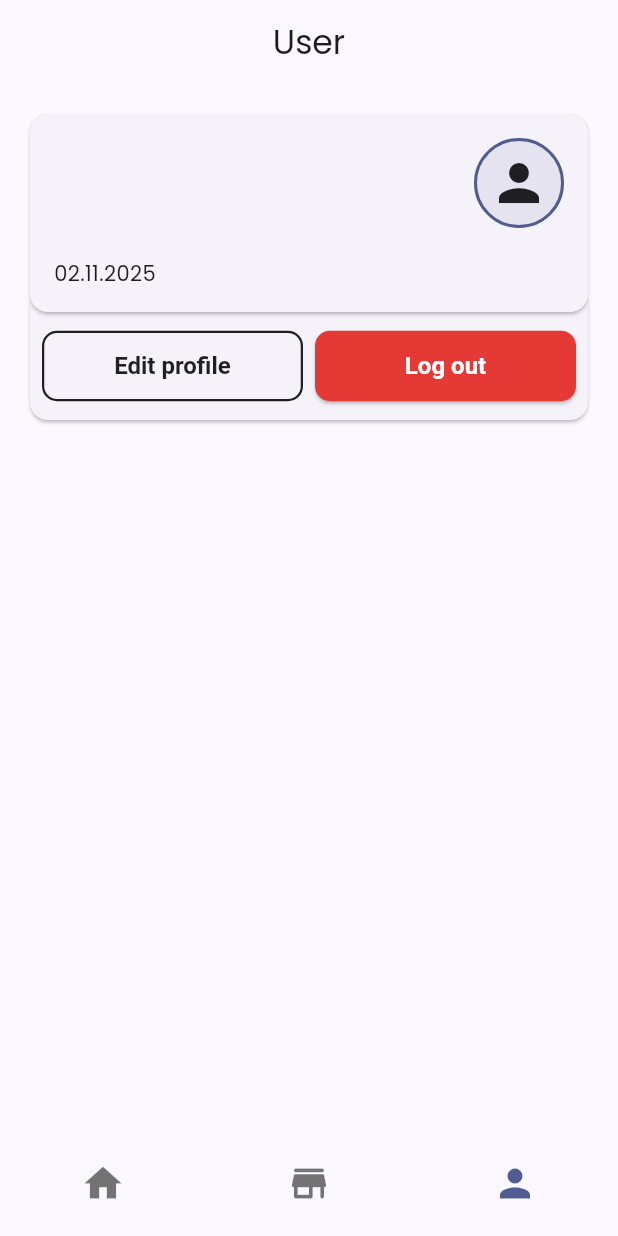
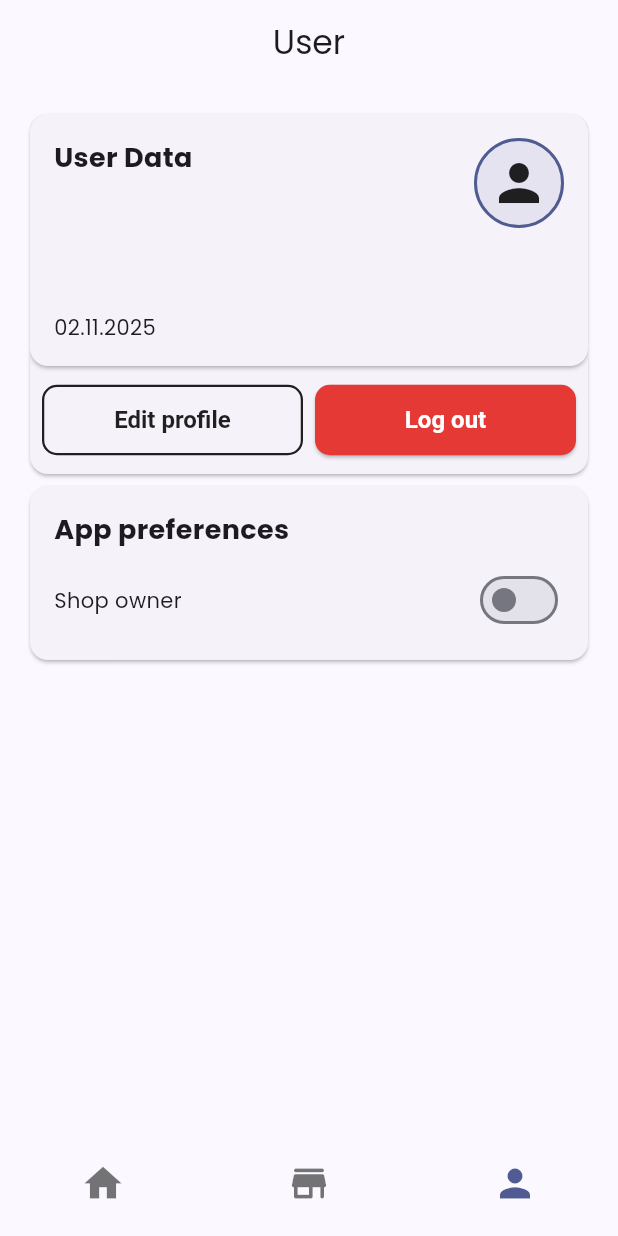
Before and after one commit to mateicrainiceanu/fidelify-flutter-client, a Flutter app: the Dash screen opened by its route, item 3 of the bottom bar chosen, on a phone screen of 412 x 824 dp. Run offline on Flutter 3.47's test engine with Material 3 defaults, Android fonts, the phone set to English and light mode, and no system bars; drawn by our look-alikes of toastification; our stand-ins replace dio, flutter_secure_storage, google_fonts, logger; accounts and stored records are empty.

Commit message:
UI Refactor + App preferences

```diff
--- /dev/null
+++ b/lib/screens/dash/user/app_preferences.dart
@@ -0,0 +1,43 @@
+import 'package:fidelify_client/widgets/preference_switch_row.dart';
+import 'package:fidelify_client/widgets/titles.dart';
+import 'package:flutter/material.dart';
+
+class AppPreferences extends StatefulWidget {
+  const AppPreferences({super.key});
+
+  @override
+  State<AppPreferences> createState() => _AppPreferencesState();
+}
+
+class _AppPreferencesState extends State<AppPreferences> {
+
+  bool _shopOwner = false;
+
+  void _shopOwnerToggle(bool newVal) {
+    setState(() {
+      _shopOwner = newVal;
+    });
+  }
+
+  @override
+  Widget build(BuildContext context) {
+    return Container(
+      width: double.infinity,
+      padding: const EdgeInsets.all(16),
+      child: Column(
+        crossAxisAlignment: CrossAxisAlignment.start,
+        spacing: 10,
+        children: [
+          const H3Title("App preferences"),
+
+          PreferenceSwitchRow(
+              title: "Shop owner",
+              value: _shopOwner,
+              onChanged: _shopOwnerToggle
+          ),
+
+        ],
+      )
+    );
+  }
+}
--- a/lib/screens/dash/user/user_data_card.dart
+++ b/lib/screens/dash/user/user_data_card.dart
@@ -1,6 +1,7 @@
 import 'package:fidelify_client/l10n/app_localizations.dart';
 import 'package:fidelify_client/models/auth_user.dart';
-import 'package:fidelify_client/screens/dash/user/person_circle_filled.dart';
+import 'package:fidelify_client/widgets/person_circle_filled.dart';
+import 'package:fidelify_client/widgets/titles.dart';
 import 'package:flutter/material.dart';
 
 class UserDataCard extends StatelessWidget {
@@ -23,6 +24,8 @@ class UserDataCard extends StatelessWidget {
               Column(
                 crossAxisAlignment: CrossAxisAlignment.start,
                 children: [
+                  const H3Title("User Data"),
+                  const SizedBox(height: 10),
                   Text(_user.fname ?? "${l10n.userFname}: -"),
                   Text(_user.lname ?? "${l10n.userLname}: -"),
                   Text(_user.email),
--- a/lib/screens/dash/user/user_edit_form.dart
+++ b/lib/screens/dash/user/user_edit_form.dart
@@ -1,5 +1,5 @@
 import 'package:fidelify_client/providers/api_service.dart';
-import 'package:fidelify_client/screens/dash/user/person_circle_filled.dart';
+import 'package:fidelify_client/widgets/person_circle_filled.dart';
 import 'package:fidelify_client/utils/logger.dart';
 import 'package:fidelify_client/utils/toast.dart';
 import 'package:flutter/material.dart';
--- a/lib/screens/dash/user/user_menu.dart
+++ b/lib/screens/dash/user/user_menu.dart
@@ -1,3 +1,4 @@
+import 'package:fidelify_client/screens/dash/user/app_preferences.dart';
 import 'package:fidelify_client/screens/dash/user/user_data_section.dart';
 import 'package:flutter/material.dart';
 
@@ -13,13 +14,23 @@ class UserMenu extends StatelessWidget {
           child: Column(
             crossAxisAlignment: CrossAxisAlignment.stretch,
             children: [
+
               Card(
                 child: Column(
                   children: [
                     UserDataSection(),
                   ],
                 )
-              )
+              ),
+
+              Card(
+                  child: Column(
+                    children: [
+                      AppPreferences(),
+                    ],
+                  )
+              ),
+
             ],
           ),
         ));
--- /dev/null
+++ b/lib/widgets/preference_switch_row.dart
@@ -0,0 +1,21 @@
+import 'package:flutter/material.dart';
+
+class PreferenceSwitchRow extends StatelessWidget {
+
+  final String title;
+  final bool value;
+  final Function(bool) onChanged;
+
+  const PreferenceSwitchRow({required this.title, required this.value, required this.onChanged, super.key});
+
+  @override
+  Widget build(BuildContext context) {
+    return Row(
+      children: [
+        Text(title),
+        const Spacer(),
+        Switch(value: value, onChanged: onChanged),
+      ],
+    );
+  }
+}
--- /dev/null
+++ b/lib/widgets/titles.dart
@@ -0,0 +1,46 @@
+
+import 'package:flutter/cupertino.dart';
+
+class H1Title extends StatelessWidget {
+
+  final String txt;
+  const H1Title(this.txt, {super.key});
+
+  @override
+  Widget build(BuildContext context) {
+    return Text(txt, style: const TextStyle(fontSize: 24, fontWeight: FontWeight.bold));
+  }
+}
+
+class H2Title extends StatelessWidget {
+
+  final String txt;
+  const H2Title(this.txt, {super.key});
+
+  @override
+  Widget build(BuildContext context) {
+    return Text(txt, style: const TextStyle(fontSize: 20, fontWeight: FontWeight.bold));
+  }
+}
+
+class H3Title extends StatelessWidget {
+
+  final String txt;
+  const H3Title(this.txt, {super.key});
+
+  @override
+  Widget build(BuildContext context) {
+    return Text(txt, style: const TextStyle(fontSize: 18, fontWeight: FontWeight.bold));
+  }
+}
+
+class H4Title extends StatelessWidget {
+
+  final String txt;
+  const H4Title(this.txt, {super.key});
+
+  @override
+  Widget build(BuildContext context) {
+    return Text(txt, style: const TextStyle(fontSize: 16, fontWeight: FontWeight.bold));
+  }
+}
```
Also changed, not shown: lib/widgets/person_circle_filled.dart (renamed from lib/screens/dash/user/person_circle_filled.dart).
